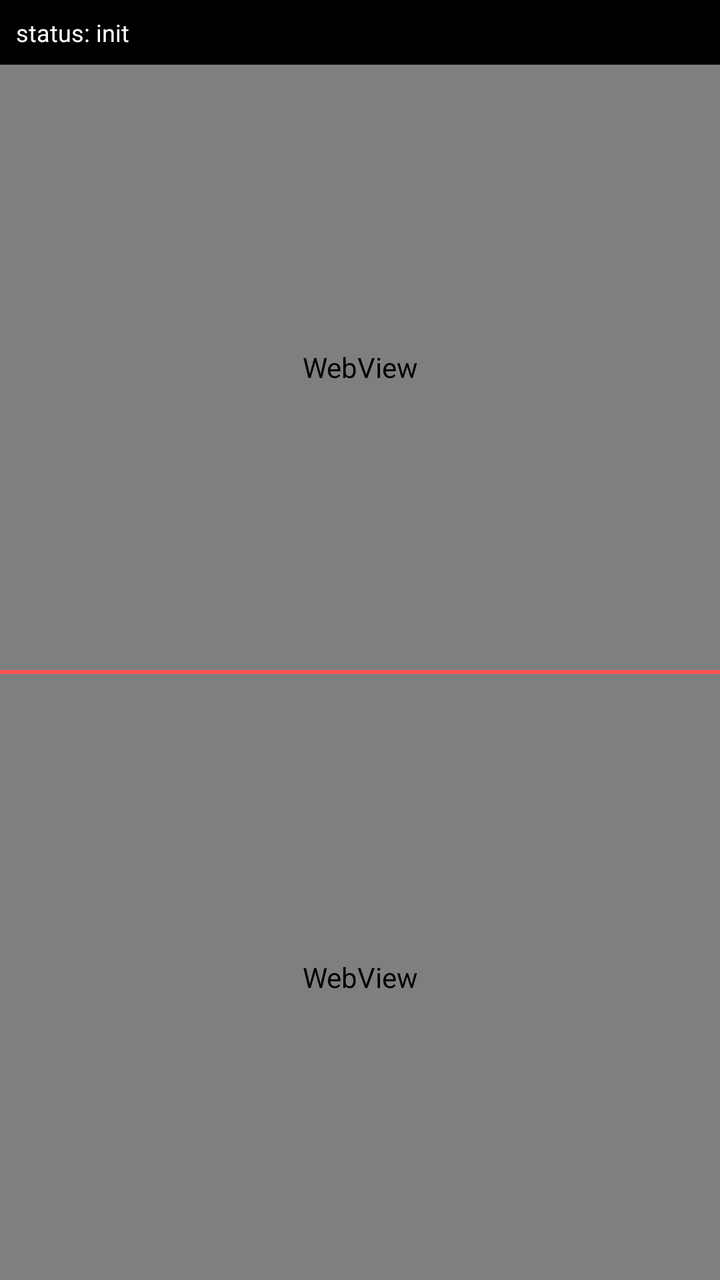
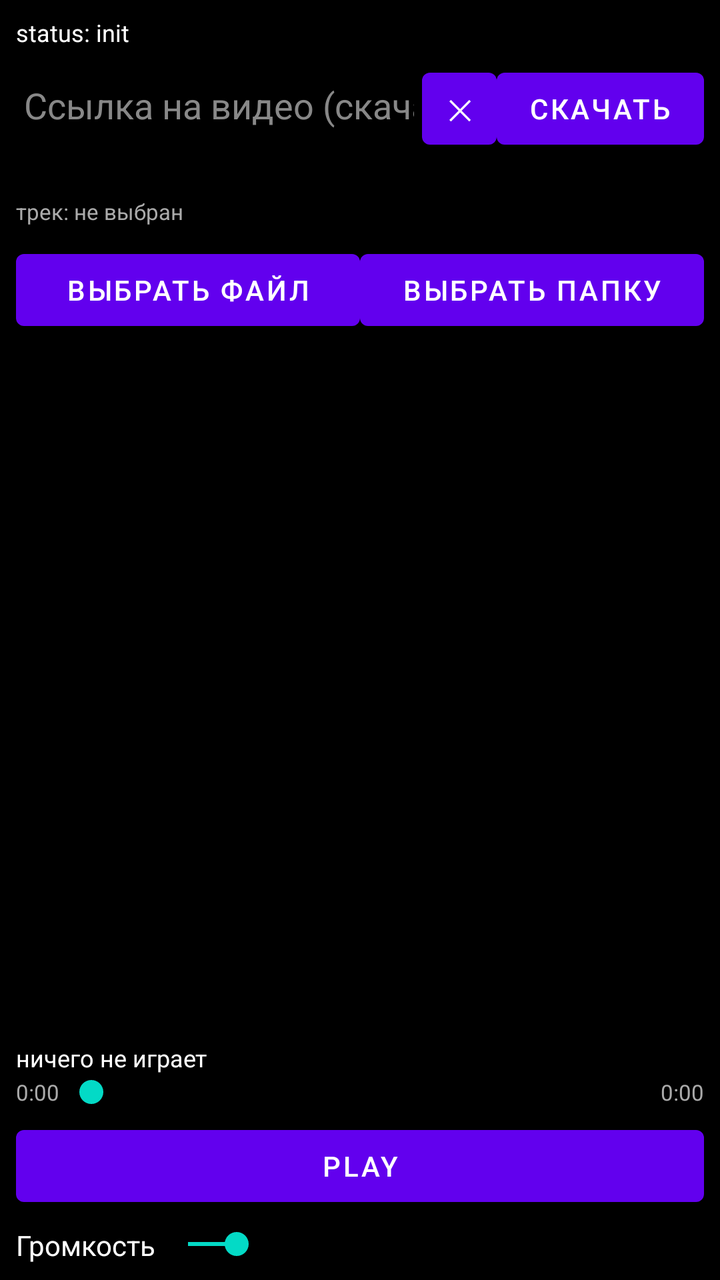

Before-and-after screenshots of an Android layout around one commit, followed by the original layout XML and the change that was made.
<!-- AndroidManifest.xml: application theme Theme.DualSpike -->
<!-- res/layout/activity_main.xml -->
<?xml version="1.0" encoding="utf-8"?>
<LinearLayout xmlns:android="http://schemas.android.com/apk/res/android"
    android:layout_width="match_parent"
    android:layout_height="match_parent"
    android:orientation="vertical"
    android:background="#000000">

    <TextView
        android:id="@+id/statusText"
        android:layout_width="match_parent"
        android:layout_height="wrap_content"
        android:padding="8dp"
        android:textColor="#FFFFFF"
        android:textSize="12sp"
        android:text="status: init" />

    <WebView
        android:id="@+id/webViewTop"
        android:layout_width="match_parent"
        android:layout_height="0dp"
        android:layout_weight="1" />

    <View
        android:layout_width="match_parent"
        android:layout_height="2dp"
        android:background="#FF5252" />

    <WebView
        android:id="@+id/webViewBottom"
        android:layout_width="match_parent"
        android:layout_height="0dp"
        android:layout_weight="1" />

</LinearLayout>
<!-- resources referenced by this layout -->
<resources>
  <style name="Theme.DualSpike" parent="Theme.MaterialComponents.DayNight.NoActionBar">
          <item name="android:windowBackground">@android:color/black</item>
      </style>
</resources>

<!-- the commit's change to res/layout/activity_main.xml (unified diff, before → after) -->
@@ -3,32 +3,161 @@
     android:layout_width="match_parent"
     android:layout_height="match_parent"
     android:orientation="vertical"
-    android:background="#000000">
+    android:background="#000000"
+    android:padding="8dp">
 
     <TextView
         android:id="@+id/statusText"
         android:layout_width="match_parent"
         android:layout_height="wrap_content"
-        android:padding="8dp"
         android:textColor="#FFFFFF"
         android:textSize="12sp"
         android:text="status: init" />
 
-    <WebView
-        android:id="@+id/webViewTop"
+    <LinearLayout
+        android:layout_width="match_parent"
+        android:layout_height="wrap_content"
+        android:orientation="horizontal"
+        android:layout_marginTop="6dp">
+
+        <EditText
+            android:id="@+id/bgUrlInput"
+            android:layout_width="0dp"
+            android:layout_height="wrap_content"
+            android:layout_weight="1"
+            android:textColor="#FFFFFF"
+            android:textColorHint="#888888"
+            android:hint="Ссылка на видео (скачать трек)"
+            android:inputType="textUri"
+            android:singleLine="true" />
+
+        <Button
+            android:id="@+id/bgClearButton"
+            android:layout_width="wrap_content"
+            android:layout_height="wrap_content"
+            android:minWidth="0dp"
+            android:paddingStart="12dp"
+            android:paddingEnd="12dp"
+            android:text="✕" />
+
+        <Button
+            android:id="@+id/bgDownloadButton"
+            android:layout_width="wrap_content"
+            android:layout_height="wrap_content"
+            android:text="Скачать" />
+    </LinearLayout>
+
+    <ProgressBar
+        android:id="@+id/bgProgressBar"
+        style="?android:attr/progressBarStyleHorizontal"
+        android:layout_width="match_parent"
+        android:layout_height="wrap_content"
+        android:layout_marginTop="4dp"
+        android:max="100"
+        android:progress="0" />
+
+    <TextView
+        android:id="@+id/bgStatusText"
+        android:layout_width="match_parent"
+        android:layout_height="wrap_content"
+        android:textColor="#AAAAAA"
+        android:textSize="11sp"
+        android:text="трек: не выбран" />
+
+    <LinearLayout
+        android:layout_width="match_parent"
+        android:layout_height="wrap_content"
+        android:orientation="horizontal"
+        android:layout_marginTop="8dp">
+
+        <Button
+            android:id="@+id/bgPickFileButton"
+            android:layout_width="0dp"
+            android:layout_height="wrap_content"
+            android:layout_weight="1"
+            android:text="Выбрать файл" />
+
+        <Button
+            android:id="@+id/pickFolderButton"
+            android:layout_width="0dp"
+            android:layout_height="wrap_content"
+            android:layout_weight="1"
+            android:text="Выбрать папку" />
+    </LinearLayout>
+
+    <ListView
+        android:id="@+id/trackListView"
         android:layout_width="match_parent"
         android:layout_height="0dp"
-        android:layout_weight="1" />
+        android:layout_weight="1"
+        android:layout_marginTop="6dp" />
 
-    <View
+    <TextView
+        android:id="@+id/nowPlayingText"
         android:layout_width="match_parent"
-        android:layout_height="2dp"
-        android:background="#FF5252" />
+        android:layout_height="wrap_content"
+        android:layout_marginTop="6dp"
+        android:textColor="#FFFFFF"
+        android:textSize="12sp"
+        android:text="ничего не играет" />
 
-    <WebView
-        android:id="@+id/webViewBottom"
+    <LinearLayout
         android:layout_width="match_parent"
-        android:layout_height="0dp"
-        android:layout_weight="1" />
+        android:layout_height="wrap_content"
+        android:orientation="horizontal"
+        android:gravity="center_vertical">
+
+        <TextView
+            android:id="@+id/positionText"
+            android:layout_width="wrap_content"
+            android:layout_height="wrap_content"
+            android:textColor="#AAAAAA"
+            android:textSize="11sp"
+            android:text="0:00" />
+
+        <SeekBar
+            android:id="@+id/seekBarPosition"
+            android:layout_width="0dp"
+            android:layout_height="wrap_content"
+            android:layout_weight="1"
+            android:max="1000"
+            android:progress="0" />
+
+        <TextView
+            android:id="@+id/durationText"
+            android:layout_width="wrap_content"
+            android:layout_height="wrap_content"
+            android:textColor="#AAAAAA"
+            android:textSize="11sp"
+            android:text="0:00" />
+    </LinearLayout>
+
+    <Button
+        android:id="@+id/playButton"
+        android:layout_width="match_parent"
+        android:layout_height="wrap_content"
+        android:layout_marginTop="4dp"
+        android:text="Play" />
+
+    <LinearLayout
+        android:layout_width="match_parent"
+        android:layout_height="wrap_content"
+        android:orientation="horizontal"
+        android:layout_marginTop="6dp">
+
+        <TextView
+            android:layout_width="wrap_content"
+            android:layout_height="wrap_content"
+            android:textColor="#FFFFFF"
+            android:text="Громкость" />
+
+        <SeekBar
+            android:id="@+id/bgVolumeSeekBar"
+            android:layout_width="0dp"
+            android:layout_height="wrap_content"
+            android:layout_weight="1"
+            android:max="100"
+            android:progress="10" />
+    </LinearLayout>
 
 </LinearLayout>
